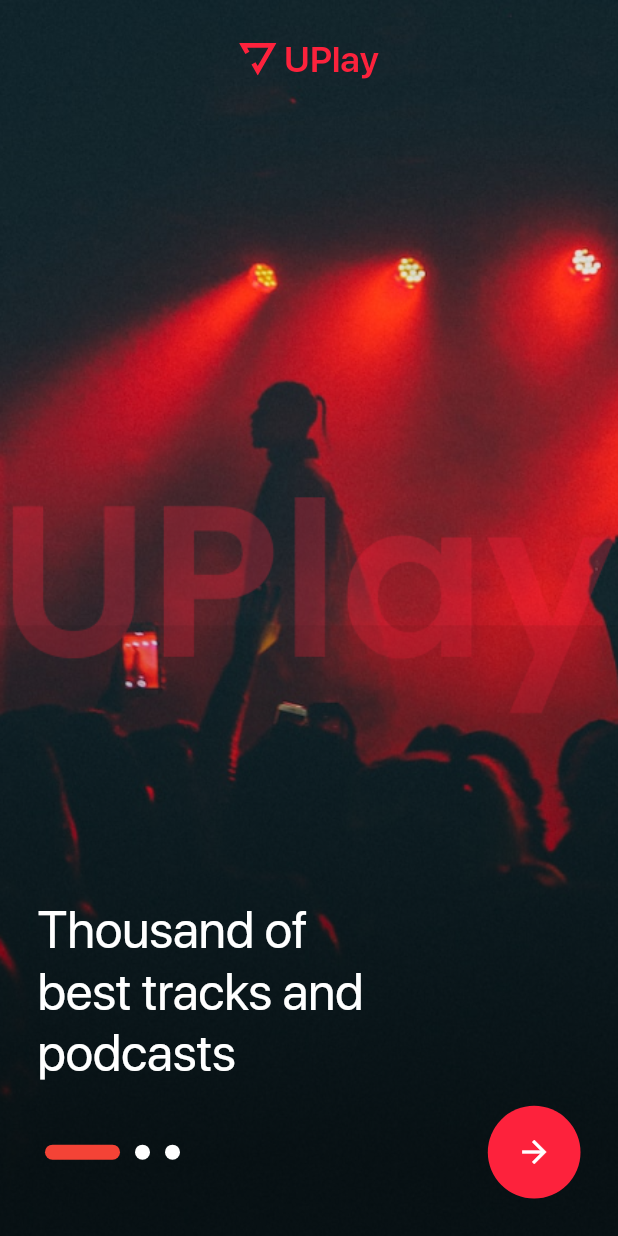
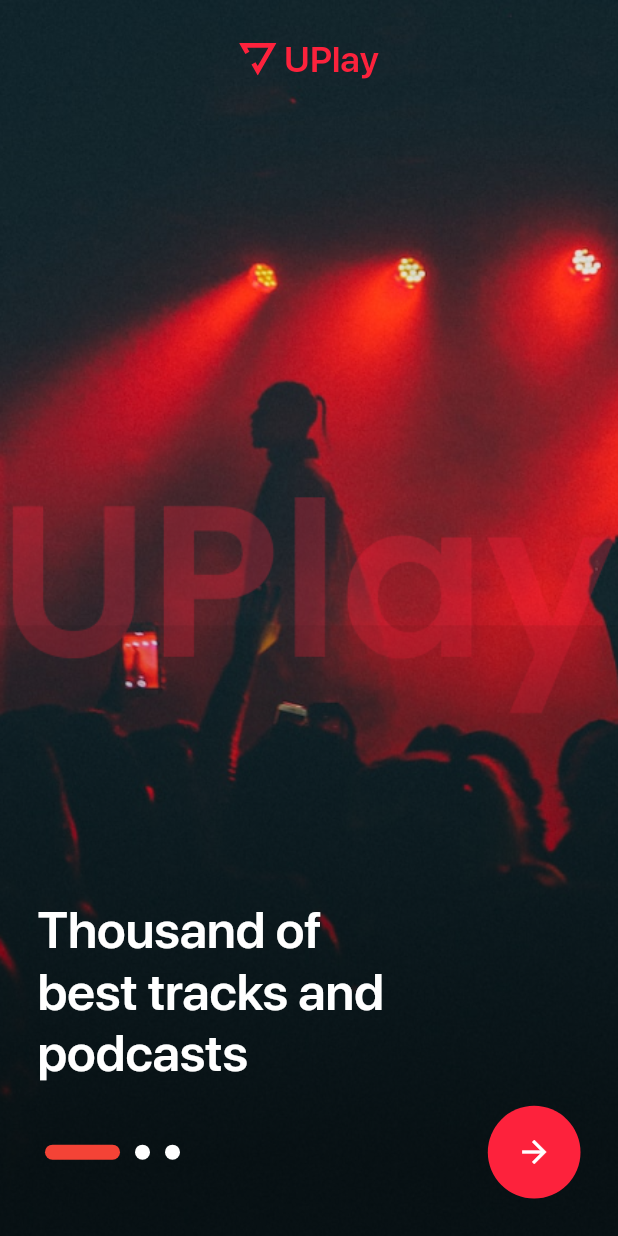
Before and after one commit to MehnArkar/uplay, a Flutter app: the screen it shows after launch, on a phone screen of 412 x 824 dp. Run offline on Flutter 3.47's test engine with Material 2 defaults, Android fonts, the light colour scheme and no system bars; our stand-ins replace flutter_svg, get, iconsax, just_audio; missing offline and left inert: youtube_api, youtube_explode_dart.

Commit message:
file format

```diff
--- a/lib/controllers/global_controller.dart
+++ b/lib/controllers/global_controller.dart
@@ -29,6 +29,6 @@
     double w = Get.width;
     double h = Get.height;
     double d = sqrt((w * w) + (h * h));
-    AppConstant.textScaleFactor = d / sd;
+    AppConstants.textScaleFactor = d / sd;
   }
 }
--- a/lib/controllers/home_page_controller.dart
+++ b/lib/controllers/home_page_controller.dart
@@ -6,7 +6,7 @@
 
 class HomePageController extends GetxController{
   static String key = 'YOUR_API_KEY';
-  YoutubeAPI ytApi = YoutubeAPI(AppConstant.youTubeApiKey);
+  YoutubeAPI ytApi = YoutubeAPI(AppConstants.youTubeApiKey);
   List<YouTubeVideo> videoResult = [];
   AudioPlayer player = AudioPlayer();
 
--- a/lib/main.dart
+++ b/lib/main.dart
@@ -25,6 +25,14 @@
       theme: ThemeData(
         fontFamily: 'SFPro',
         primarySwatch: Colors.blue,
+        textTheme:const TextTheme(
+          bodySmall:TextStyle(fontSize: 12,color: Colors.white),
+          bodyMedium: TextStyle(fontSize: 14,fontWeight: FontWeight.w600,color: Colors.white),
+          bodyLarge: TextStyle(fontSize: 16,fontWeight: FontWeight.w600,color: Colors.white),
+
+          titleSmall: TextStyle(fontSize: 18,fontWeight: FontWeight.w600,color: Colors.white),
+          titleMedium: TextStyle(fontSize: 20,fontWeight: FontWeight.w600,color: Colors.white),
+        )
       ),
       home:const MainPage(),
     );
--- a/lib/utils/constants/app_constant.dart
+++ b/lib/utils/constants/app_constant.dart
@@ -1,4 +1,8 @@
-class AppConstant {
+import 'dart:ui';
+import 'package:get/get.dart';
+import 'package:flutter/material.dart';
+
+class AppConstants {
   //Key
   static const String youTubeApiKey = 'AIzaSyB_0-Q0_Scv_Zx1zZFA98X7iTfWStNywL0';
 
@@ -11,4 +15,15 @@
   static const String ellipseIcon = 'assets/icons/ellipse.svg';
 
   static  double textScaleFactor = 1.0;
+
+  static  TextStyle textStyleSmall = Theme.of(Get.context!).textTheme.bodySmall!;
+  static  TextStyle textStyleMedium = Theme.of(Get.context!).textTheme.bodyMedium!;
+  static  TextStyle textStyleLarge = Theme.of(Get.context!).textTheme.bodyLarge!;
+
+
+  static  TextStyle textStyleTitleSmall = Theme.of(Get.context!).textTheme.titleSmall!;
+  static  TextStyle textStyleTitleMedium = Theme.of(Get.context!).textTheme.titleMedium!;
+
+
+
 }
--- a/lib/views/global_ui/app_icon.dart
+++ b/lib/views/global_ui/app_icon.dart
@@ -12,7 +12,7 @@
     return Row(
       mainAxisSize: MainAxisSize.min,
       children: [
-        SvgPicture.asset(AppConstant.appIcon,width: 25,height: 25,),
+        SvgPicture.asset(AppConstants.appIcon,width: 25,height: 25,),
         const SizedBox(width: 5),
         const Text('UPlay',style: TextStyle(color: AppColors.primaryColor,fontWeight: FontWeight.w600,fontSize: 25),),
       ],
--- a/lib/views/global_ui/super_scaffold.dart
+++ b/lib/views/global_ui/super_scaffold.dart
@@ -76,7 +76,7 @@
           floatingActionButton: widget.floatingActionButton,
           resizeToAvoidBottomInset:widget.isResizeToAvoidBottomInset,
           body: MediaQuery(
-            data: MediaQuery.of(context).copyWith(textScaleFactor: AppConstant.textScaleFactor),
+            data: MediaQuery.of(context).copyWith(textScaleFactor: AppConstants.textScaleFactor),
             child: Column(
               children: [
                 if(widget.isTopSafe)
--- a/lib/views/home/home_page/home_page.dart
+++ b/lib/views/home/home_page/home_page.dart
@@ -62,6 +62,7 @@
                         print(audioUrl);
 
                         await controller.player.setUrl(audioUrl.toString());
+                        await controller.player.setAsset(audioUrl.toString());
                         controller.player.play();
                       }else{
                         controller.player.stop();
--- a/lib/views/splas_screen/main_splash_screen.dart
+++ b/lib/views/splas_screen/main_splash_screen.dart
@@ -15,7 +15,7 @@
     Get.put(SplashScreenController());
     return SuperScaffold(
           isTopSafe: false,
-          isBotSafe: true,
+          isBotSafe: false,
           botColor: Colors.black,
           backgroundColor: Colors.black,
           child: bodyWidget()
```
Also changed, not shown: lib/views/home/home_main_page.dart (+10 -1 lines), 6 other files.
